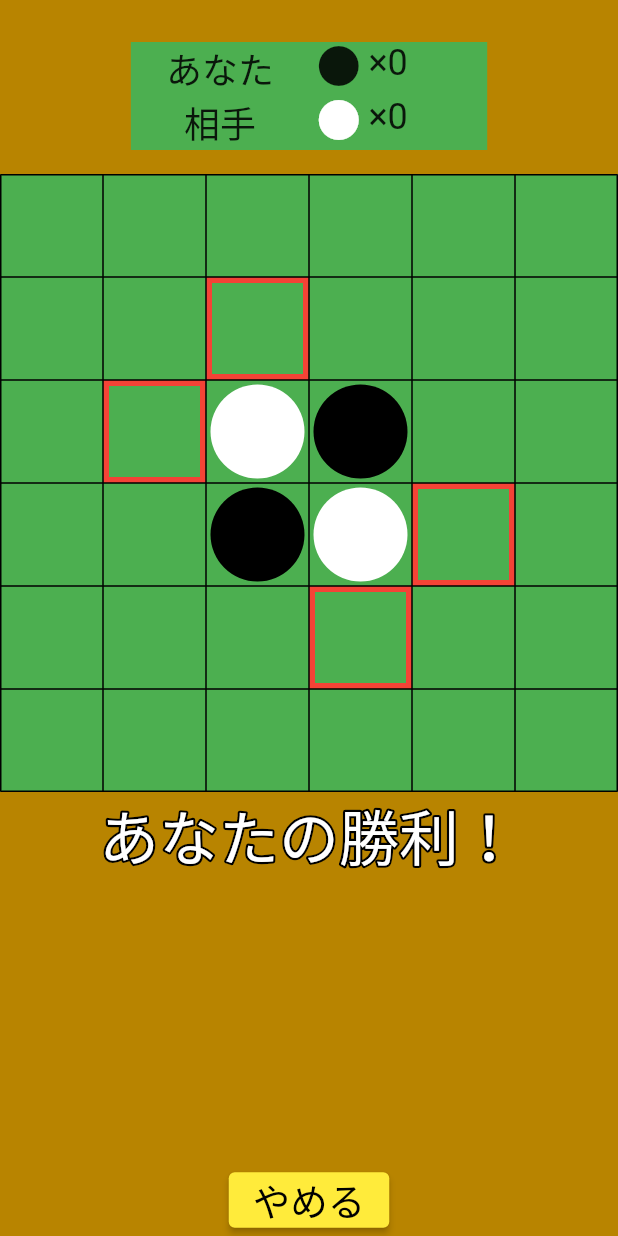
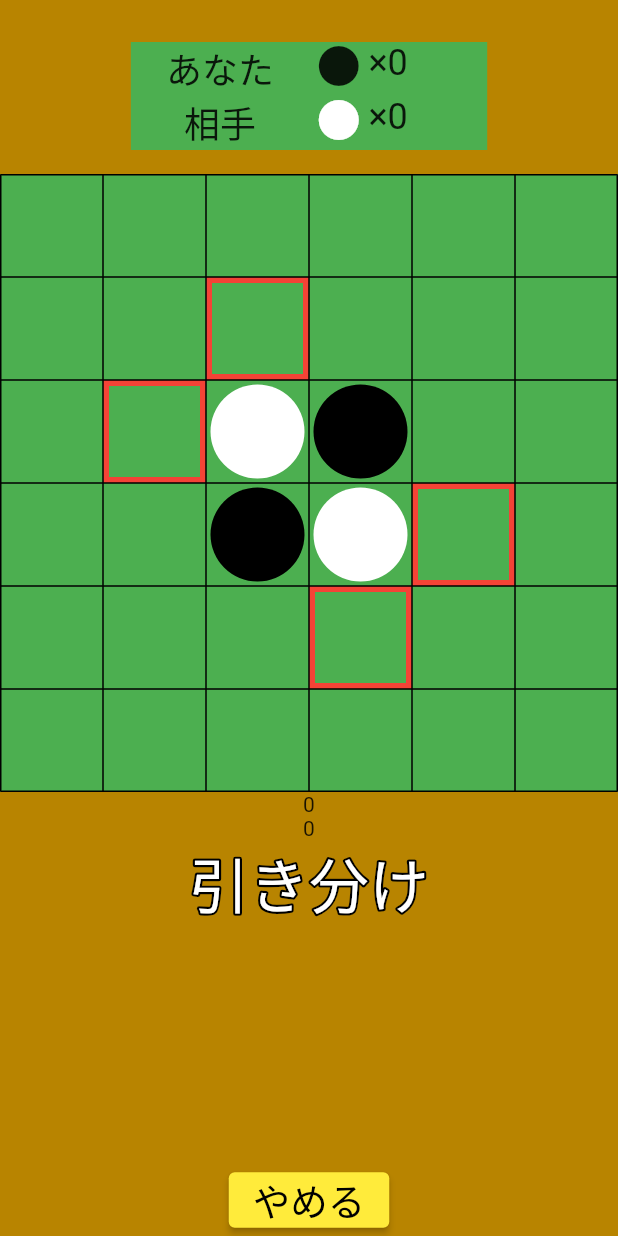
Before and after one commit to KotaSHIOZAKI/flutter_othello_app, a Flutter app: the GameScreen screen opened by its route, on a phone screen of 412 x 824 dp. Run offline on Flutter 3.47's test engine with Material 2 defaults, Android fonts, the phone set to English and light mode, and no system bars; drawn by our look-alikes of bordered_text.

Commit message:
コメントの記載

```diff
--- a/lib/game_screen.dart
+++ b/lib/game_screen.dart
@@ -6,6 +6,9 @@ import 'main.dart' as main;
 import 'classes.dart';
 
 var counts = [0, 0];
+var blackPlacableCounts = 0;
+var whitePlacableCounts = 0;
+var judgeNum = 0;
 
 class GameScreen extends StatefulWidget {
   const GameScreen({super.key});
@@ -20,6 +23,7 @@ class GameScreenPage extends State<GameScreen> {
       backgroundColor: const Color.fromARGB(255, 184, 132, 0),
       body: Column (
         children: <Widget>[
+          //現在置かれている石の数
           Container(
             padding: const EdgeInsets.only(top: 20.0, bottom: 8.0),
             child: Container(
@@ -69,6 +73,7 @@ class GameScreenPage extends State<GameScreen> {
               ),
             ),
           ),
+          //盤
           Table(
             border: TableBorder.all(),
             defaultVerticalAlignment: TableCellVerticalAlignment.middle,
@@ -82,8 +87,12 @@ class GameScreenPage extends State<GameScreen> {
               }
             ],
           ),
-          judge(3),
+          Text("$blackPlacableCounts"),
+          Text("$whitePlacableCounts"),
+          //勝敗判定
+          judge(judgeNum),
           const Spacer(),
+          //「やめる」ボタン
           ElevatedButton(
             onPressed: (){
               Navigator.popUntil(context, ModalRoute.withName('/'));
@@ -102,17 +111,19 @@ class GameScreenPage extends State<GameScreen> {
   Container stoneDecorate(int val, bool placable) {
     BoxDecoration redOutline(bool placable) {
       if (placable) {
+        //打つことが可能な場合
         return BoxDecoration(
           color: Colors.green,
           border: Border.all(color: Colors.red, width: 4),
         );
       } else {
+        //不可能な場合
         return const BoxDecoration();
       }
     }
     switch (val) {
       case 1:
-      return Container( //石
+      return Container( //黒い石
         margin: const EdgeInsets.all(3.0),
         decoration: const BoxDecoration(
           color: Colors.black,
@@ -121,7 +132,7 @@ class GameScreenPage extends State<GameScreen> {
       );
 
       case 2:
-      return Container( //石
+      return Container( //白い石
         margin: const EdgeInsets.all(3.0),
         decoration: const BoxDecoration(
           color: Colors.white,
@@ -151,13 +162,16 @@ class GameScreenPage extends State<GameScreen> {
           bool put = putStone(column, row, color);
           if (put) {
             setState(() {
+              //打つ
               piece.putStone = color;
               stoneCounts();
             });
 
             if (colorToggle == 1) {
+              //白の番
               colorToggle = 2;
             } else {
+              //黒の番
               colorToggle = 1;
             }
           }
@@ -177,7 +191,7 @@ class GameScreenPage extends State<GameScreen> {
       case 0:
       //あなたの番
       return BorderedText(
-        strokeWidth: 3.0, //縁の太さ
+        strokeWidth: 3.0,
         strokeColor: Colors.black,
         child: const Text(
           "あなたの番です。\n赤枠の場所にタップしてください。",
@@ -191,7 +205,7 @@ class GameScreenPage extends State<GameScreen> {
       );
 
       case 1:
-      //置けない場合
+      //打てない場合
       return ElevatedButton(
         onPressed: (){
           Navigator.popUntil(context, ModalRoute.withName('/'));
@@ -257,6 +271,22 @@ class GameScreenPage extends State<GameScreen> {
         ),
       );
 
+      case 5:
+      //引き分け
+      return BorderedText(
+        strokeWidth: 3.0, //縁の太さ
+        strokeColor: Colors.black,
+        child: const Text(
+          "引き分け",
+          textAlign: TextAlign.center,
+          overflow: TextOverflow.visible,
+          style: TextStyle(
+            fontSize: 40,
+            color: Colors.white,
+          ),
+        ),
+      );
+
       default:
       return Container();
     }
@@ -264,6 +294,7 @@ class GameScreenPage extends State<GameScreen> {
 
   bool putStone(int column, int row, int color, {bool replace = true}) {
     int replaceStone(int col, int row, int columnAdd, int rowAdd, bool replace) {
+      //石をひっくり返す
       col += columnAdd;
       row += rowAdd;
       if (
@@ -277,6 +308,7 @@ class GameScreenPage extends State<GameScreen> {
         return 0;
       } else {
         if (gameBoard.array[col][row].situationId == color) {
+          //例：●○○○○●←return 1
           return 1;
         } else {
           int result = replaceStone(col, row, columnAdd, rowAdd, replace);
@@ -307,23 +339,46 @@ class GameScreenPage extends State<GameScreen> {
     if (replace) {
       if (total > 0) {
         setState(() {
+          //石を挟んでひっくり返せた場合
           gameBoard.array[column][row].putStone = color;
           stoneCounts();
         });
       }
+    } else {
+      setState(() {
+        if (blackPlacableCounts <= 0 && whitePlacableCounts <= 0) {
+          if (counts[0] == counts[1]) {
+            //引き分け
+            judgeNum = 5;
+          } else {
+            //勝敗
+            judgeNum = counts[0] > counts[1] ? 3 : 4;
+          }
+        } else {
+          //継続
+          judgeNum = 0;
+        }
+      });
     }
     return total > 0;
+  }
+
+  void placableCount() {
+    blackPlacableCounts = 0;
+    whitePlacableCounts = 0;
   }
 }
 
 void stoneCounts() {
-  counts = [0, 0];
+  counts = [0, 0]; //0番目：黒、1番目：白
 
   for (var row in gameBoard.array) {
     for (var value in row) {
       if (value.situationId == 1) {
+        //黒
         counts[0]++;
       } else if (value.situationId == 2) {
+        //白
         counts[1]++;
       }
     }
--- a/lib/main.dart
+++ b/lib/main.dart
@@ -25,20 +25,11 @@ class MyApp extends StatelessWidget {
     return MaterialApp(
       title: 'Flutter Demo',
       theme: ThemeData(
-        // This is the theme of your application.
-        //
-        // Try running your application with "flutter run". You'll see the
-        // application has a blue toolbar. Then, without quitting the app, try
-        // changing the primarySwatch below to Colors.green and then invoke
-        // "hot reload" (press "r" in the console where you ran "flutter run",
-        // or simply save your changes to "hot reload" in a Flutter IDE).
-        // Notice that the counter didn't reset back to zero; the application
-        // is not restarted.
         primarySwatch: Colors.yellow,
       ),
       initialRoute: '/',
       routes: {
-        '/': (context) => const MyHomePage(title: 'Flutterデモ ホームページ'),
+        '/': (context) => const MyHomePage(),
         '/options': (context) => const Options(),
         '/game': (context) => const GameScreen(),
         '/c_page': (context) => const CPage(),
@@ -57,9 +48,7 @@ class MyApp extends StatelessWidget {
 }
 
 class MyHomePage extends StatefulWidget {
-  const MyHomePage({super.key, required this.title});
-
-  final String title;
+  const MyHomePage({super.key});
 
   @override
   State<MyHomePage> createState() => _MyHomePageState();
@@ -76,7 +65,7 @@ class _MyHomePageState extends State<MyHomePage> {
           mainAxisSize: MainAxisSize.min,
           children: <Widget>[
             BorderedText(
-              strokeWidth: 4.0, //縁の太さ
+              strokeWidth: 4.0,
               strokeColor: Colors.black,
               child: const Text(
                 "オセロ",
```
